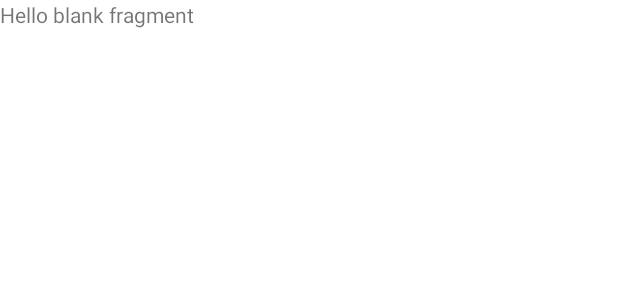
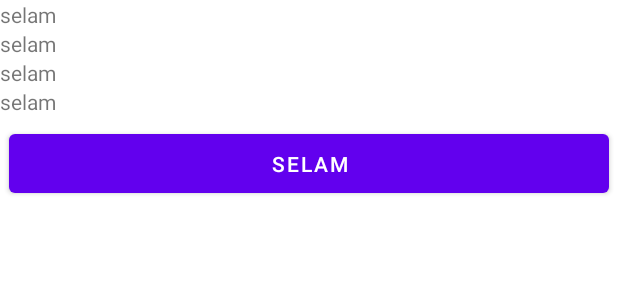
Before and after one commit to AliOsmanUnaldi/WusicApp, an Android app: the layout fragment_room_detail.xml on its own in the app's theme, with its tools: preview values and no code run, on a phone screen of 412 x 824 dp. Shown: the top 300 px of the screen. Run offline under Robolectric (Android 15) with nearby library versions, the phone set to English and light mode, and no system bars.

Commit message:
add detail fragment

```diff
--- /dev/null
+++ b/app/src/main/java/com/aliosmanunaldi/wusicapp/UserJoinRoom.kt
@@ -0,0 +1,3 @@
+package com.aliosmanunaldi.wusicapp
+
+data class UserJoinRoom(val userId: Int, val roomId: Int)
--- a/app/src/main/java/com/aliosmanunaldi/wusicapp/data/login/LoginResponse.kt
+++ b/app/src/main/java/com/aliosmanunaldi/wusicapp/data/login/LoginResponse.kt
@@ -4,7 +4,7 @@ import com.google.gson.annotations.SerializedName
 
 data class LoginResponse(
     @SerializedName("data")
-    val data: Int?,
+    val id: Int?,
     @SerializedName("susccess")
     val success: Boolean?,
     @SerializedName("messsage")
--- a/app/src/main/java/com/aliosmanunaldi/wusicapp/data/login/WusicApi.kt
+++ b/app/src/main/java/com/aliosmanunaldi/wusicapp/data/login/WusicApi.kt
@@ -30,5 +30,5 @@ interface WusicApi {
     suspend fun fetchCities(): CityListResponse
 
     @GET("/api/rooms/getRoomByRoomId")
-    suspend fun getRoomByRoomId(@Query(value = "roomId") roomId: Int): RoomDetailResponse
+    suspend fun getRoomByRoomId(@Query(value = "id") roomId: Int): RoomDetailResponse
 }
--- a/app/src/main/java/com/aliosmanunaldi/wusicapp/data/roomDetail/RoomDetailRepository.kt
+++ b/app/src/main/java/com/aliosmanunaldi/wusicapp/data/roomDetail/RoomDetailRepository.kt
@@ -5,7 +5,7 @@ import kotlinx.coroutines.flow.Flow
 import kotlinx.coroutines.flow.flow
 
 class RoomDetailRepository {
-    suspend fun setRoomDetail(roomId: Int): Flow<RoomDetailResponse> {
+    suspend fun fetchRoomDetail(roomId: Int): Flow<RoomDetailResponse> {
         return flow { emit(api.getRoomByRoomId(roomId)) }
     }
 }
--- a/app/src/main/java/com/aliosmanunaldi/wusicapp/data/roomDetail/RoomDetailResponse.kt
+++ b/app/src/main/java/com/aliosmanunaldi/wusicapp/data/roomDetail/RoomDetailResponse.kt
@@ -6,7 +6,7 @@ import com.google.gson.annotations.SerializedName
 data class RoomDetailResponse(
 
     @SerializedName("data")
-    val data: List<RoomResponse>,
+    val data: RoomResponse?,
 
     @SerializedName("susccess")
     val success: Boolean,
--- a/app/src/main/java/com/aliosmanunaldi/wusicapp/ui/homepage/HomeFragment.kt
+++ b/app/src/main/java/com/aliosmanunaldi/wusicapp/ui/homepage/HomeFragment.kt
@@ -76,10 +76,11 @@ class HomeFragment : Fragment() {
 
     private fun navigateRoomDetailFragment(roomResponse: RoomResponse) {
 
-        val id: Int = roomResponse?.id ?: 0
+        val roomId: Int = roomResponse?.id ?: 0
         findNavController().navigate(
             HomeFragmentDirections.actionHomeFragmentToRoomDetailFragment(
-                id
+                roomId,
+                args.userId
             )
         )
     }
--- a/app/src/main/java/com/aliosmanunaldi/wusicapp/ui/login/LoginFragment.kt
+++ b/app/src/main/java/com/aliosmanunaldi/wusicapp/ui/login/LoginFragment.kt
@@ -58,7 +58,7 @@ class LoginFragment : Fragment() {
 
     private fun renderPageViewState(viewState: LoginPageViewState) {
 
-        if (viewState.result?.data != null) {
+        if (viewState.result?.id != null) {
             navigateHomeFragment(viewState)
         }
         Snackbar.make(
@@ -71,7 +71,7 @@ class LoginFragment : Fragment() {
     private fun navigateHomeFragment(viewState: LoginPageViewState) {
         findNavController().navigate(
             LoginFragmentDirections.actionLoginFragmentToHomeFragment(
-                viewState.result?.data!!
+                viewState.result?.id!!
             )
         )
     }
--- a/app/src/main/res/layout/fragment_room_detail.xml
+++ b/app/src/main/res/layout/fragment_room_detail.xml
@@ -1,14 +1,56 @@
 <?xml version="1.0" encoding="utf-8"?>
-<FrameLayout xmlns:android="http://schemas.android.com/apk/res/android"
-    xmlns:tools="http://schemas.android.com/tools"
-    android:layout_width="match_parent"
-    android:layout_height="match_parent"
-    tools:context=".ui.homepage.roomDetail.RoomDetailFragment">
+<layout>
 
-    <!-- TODO: Update blank fragment layout -->
-    <TextView
+    <data>
+
+        <variable
+            name="viewState"
+            type="com.aliosmanunaldi.wusicapp.ui.homepage.roomDetail.RoomDetailPageViewState" />
+    </data>
+
+    <LinearLayout xmlns:android="http://schemas.android.com/apk/res/android"
+        xmlns:tools="http://schemas.android.com/tools"
         android:layout_width="match_parent"
         android:layout_height="match_parent"
-        android:text="@string/hello_blank_fragment" />
+        tools:context=".ui.homepage.roomDetail.RoomDetailFragment"
+        android:orientation="vertical">
 
-</FrameLayout>
+        <TextView
+            android:id="@+id/roomName"
+            android:layout_width="match_parent"
+            android:layout_height="wrap_content"
+            android:text="@{viewState.roomName}"
+            tools:text="selam" />
+
+        <TextView
+            android:id="@+id/roomGenre"
+            android:layout_width="match_parent"
+            android:layout_height="wrap_content"
+            android:text="@{viewState.roomGenre}"
+            tools:text="selam" />
+
+        <TextView
+            android:id="@+id/roomCity"
+            android:layout_width="match_parent"
+            android:layout_height="wrap_content"
+            android:text="@{viewState.roomCity}"
+            tools:text="selam" />
+
+        <TextView
+            android:id="@+id/roomDescription"
+            android:layout_width="match_parent"
+            android:layout_height="wrap_content"
+            android:text="@{viewState.roomDescription}"
+            tools:text="selam" />
+
+        <Button
+            android:id="@+id/joinRoomButton"
+            android:layout_width="match_parent"
+            android:layout_height="wrap_content"
+            android:text="Odaya Gir"
+            android:layout_gravity="center"
+            android:padding="10dp"
+            android:layout_margin="6dp"
+            tools:text="selam" />
+    </LinearLayout>
+</layout>
--- a/app/src/main/res/navigation/nav_graph.xml
+++ b/app/src/main/res/navigation/nav_graph.xml
@@ -41,6 +41,9 @@
         <argument
             android:name="roomId"
             app:argType="integer" />
+        <argument
+            android:name="userId"
+            app:argType="integer" />
     </fragment>
 
 </navigation>
```
Also changed, not shown: app/src/main/java/com/aliosmanunaldi/wusicapp/ui/homepage/roomDetail/RoomDetailFragment.kt (+32 -2 lines), app/src/main/java/com/aliosmanunaldi/wusicapp/ui/homepage/roomDetail/RoomDetailPageViewState.kt (+11 -1 lines), app/src/main/java/com/aliosmanunaldi/wusicapp/ui/homepage/roomDetail/RoomDetailViewModel.kt (+17 -6 lines), app/src/main/java/com/aliosmanunaldi/wusicapp/ui/homepage/roomDetail/RoomDetailViewModelFactory.kt (added, +14 -0 lines).
